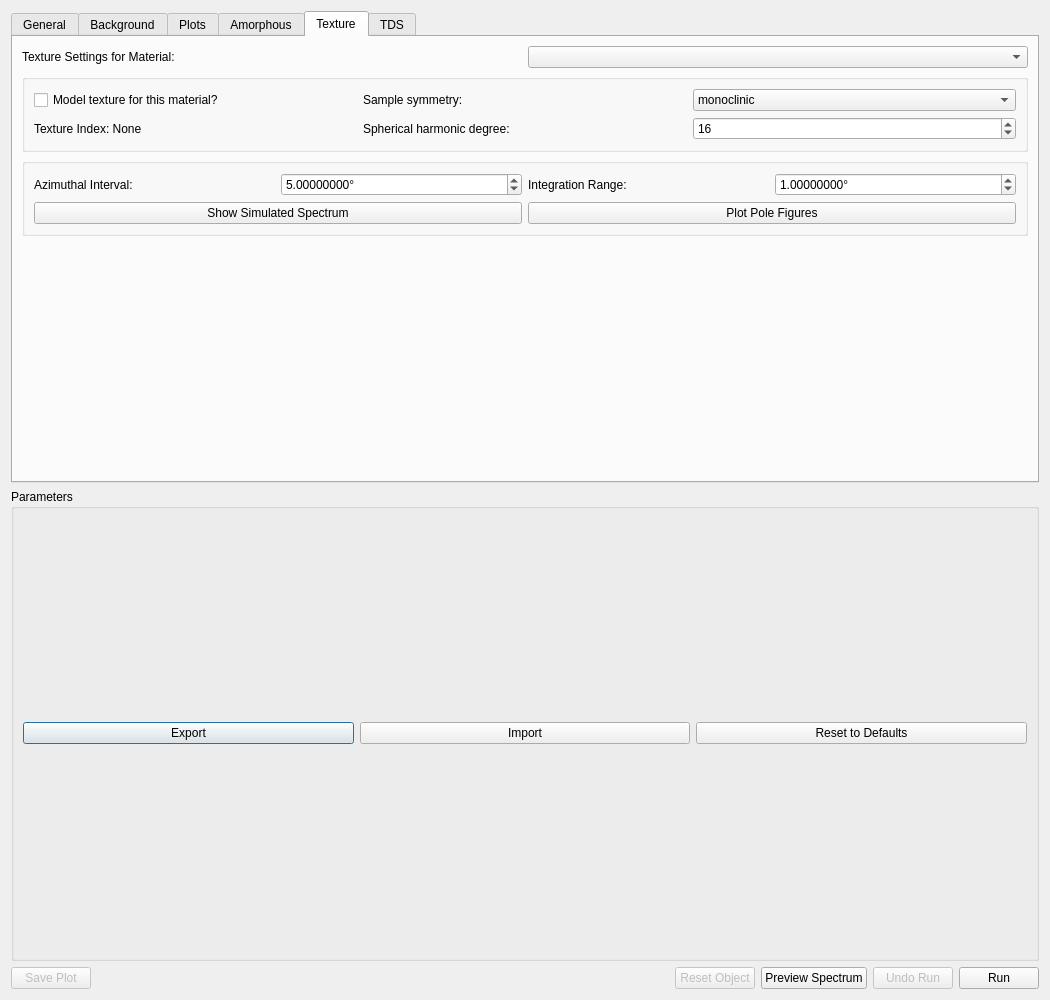
Before: the Qt Designer form hexrdgui/resources/ui/wppf_options_dialog.ui in HEXRD/hexrdgui, drawn with Qt 5.
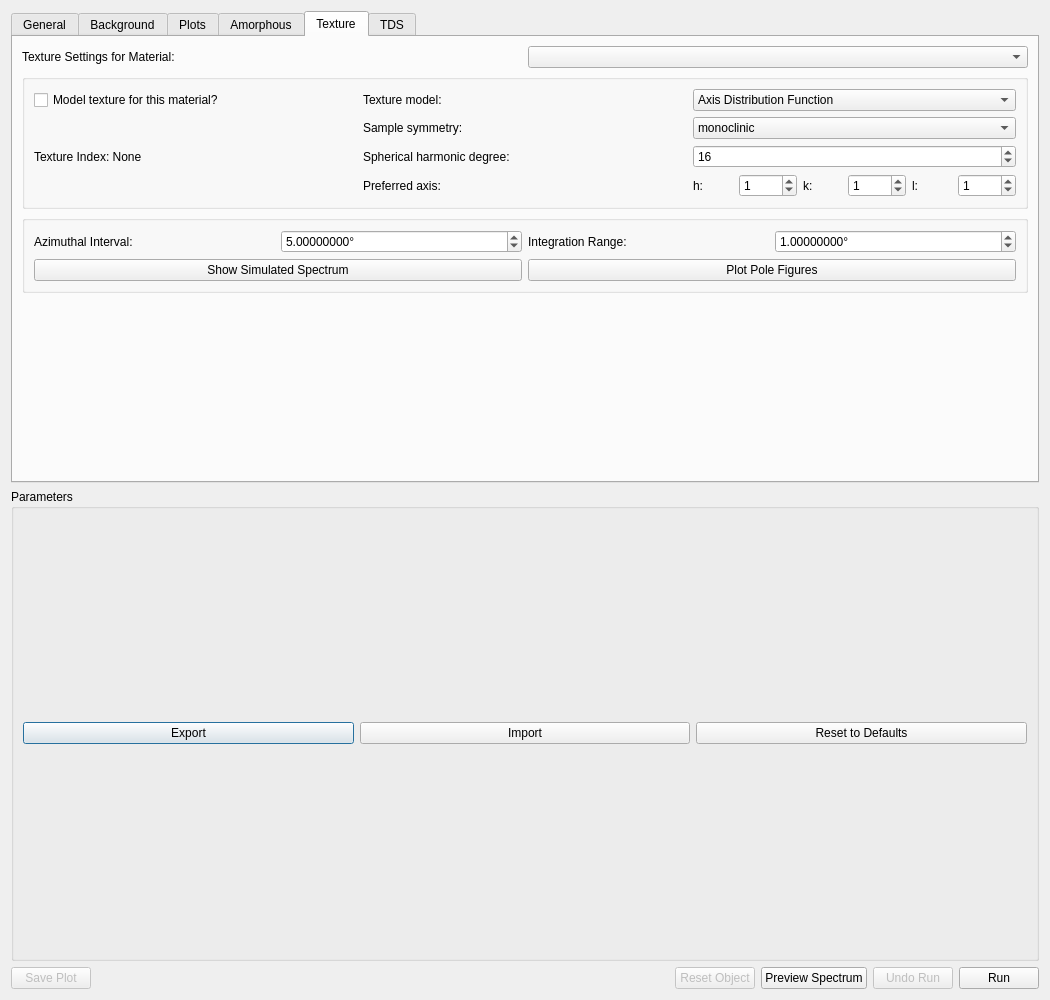
After: the same form once the commit is applied. The open tabs and pages were chosen to show the change. Icons and pictures are not drawn. Custom widgets are drawn as their Qt base class.

Commit message: expose march dollase texture model

```diff
--- a/hexrdgui/resources/ui/wppf_options_dialog.ui
+++ b/hexrdgui/resources/ui/wppf_options_dialog.ui
@@ -587,7 +587,7 @@
             <string/>
            </property>
            <layout class="QGridLayout" name="gridLayout_9">
-            <item row="0" column="2">
+            <item row="1" column="2">
              <widget class="QComboBox" name="texture_sample_symmetry">
               <property name="currentText">
                <string>monoclinic</string>
@@ -644,6 +644,27 @@
              </widget>
             </item>
             <item row="0" column="1">
+             <widget class="QLabel" name="texture_model_type_label">
+              <property name="text">
+               <string>Texture model:</string>
+              </property>
+             </widget>
+            </item>
+            <item row="0" column="2">
+             <widget class="QComboBox" name="texture_model_type">
+              <item>
+               <property name="text">
+                <string>Axis Distribution Function</string>
+               </property>
+              </item>
+              <item>
+               <property name="text">
+                <string>March-Dollase</string>
+               </property>
+              </item>
+             </widget>
+            </item>
+            <item row="1" column="1">
              <widget class="QLabel" name="texture_sample_symmetry_label">
               <property name="text">
                <string>Sample symmetry:</string>
@@ -664,6 +685,86 @@
               </property>
              </widget>
             </item>
+            <item row="3" column="1">
+             <widget class="QLabel" name="texture_preferred_axis_label">
+              <property name="text">
+               <string>Preferred axis:</string>
+              </property>
+             </widget>
+            </item>
+            <item row="3" column="2">
+             <layout class="QHBoxLayout" name="texture_preferred_axis_layout">
+              <item>
+               <widget class="QLabel" name="texture_preferred_axis_h_label">
+                <property name="text">
+                 <string>h:</string>
+                </property>
+               </widget>
+              </item>
+              <item>
+               <widget class="QSpinBox" name="texture_preferred_axis_h">
+                <property name="keyboardTracking">
+                 <bool>false</bool>
+                </property>
+                <property name="minimum">
+                 <number>-1000</number>
+                </property>
+                <property name="maximum">
+                 <number>1000</number>
+                </property>
+                <property name="value">
+                 <number>1</number>
+                </property>
+               </widget>
+              </item>
+              <item>
+               <widget class="QLabel" name="texture_preferred_axis_k_label">
+                <property name="text">
+                 <string>k:</string>
+                </property>
+               </widget>
+              </item>
+              <item>
+               <widget class="QSpinBox" name="texture_preferred_axis_k">
+                <property name="keyboardTracking">
+                 <bool>false</bool>
+                </property>
+                <property name="minimum">
+                 <number>-1000</number>
+                </property>
+                <property name="maximum">
+                 <number>1000</number>
+                </property>
+                <property name="value">
+                 <number>1</number>
+                </property>
+               </widget>
+              </item>
+              <item>
+               <widget class="QLabel" name="texture_preferred_axis_l_label">
+                <property name="text">
+                 <string>l:</string>
+                </property>
+               </widget>
+              </item>
+              <item>
+               <widget class="QSpinBox" name="texture_preferred_axis_l">
+                <property name="keyboardTracking">
+                 <bool>false</bool>
+                </property>
+                <property name="minimum">
+                 <number>-1000</number>
+                </property>
+                <property name="maximum">
+                 <number>1000</number>
+                </property>
+                <property name="value">
+                 <number>1</number>
+                </property>
+               </widget>
+              </item>
+             </layout>
+            </item>
            </layout>
           </widget>
          </item>
```
Left out of the diff: 4 changed lines with no effect on the pictures. The commit also changes 3 other files.
